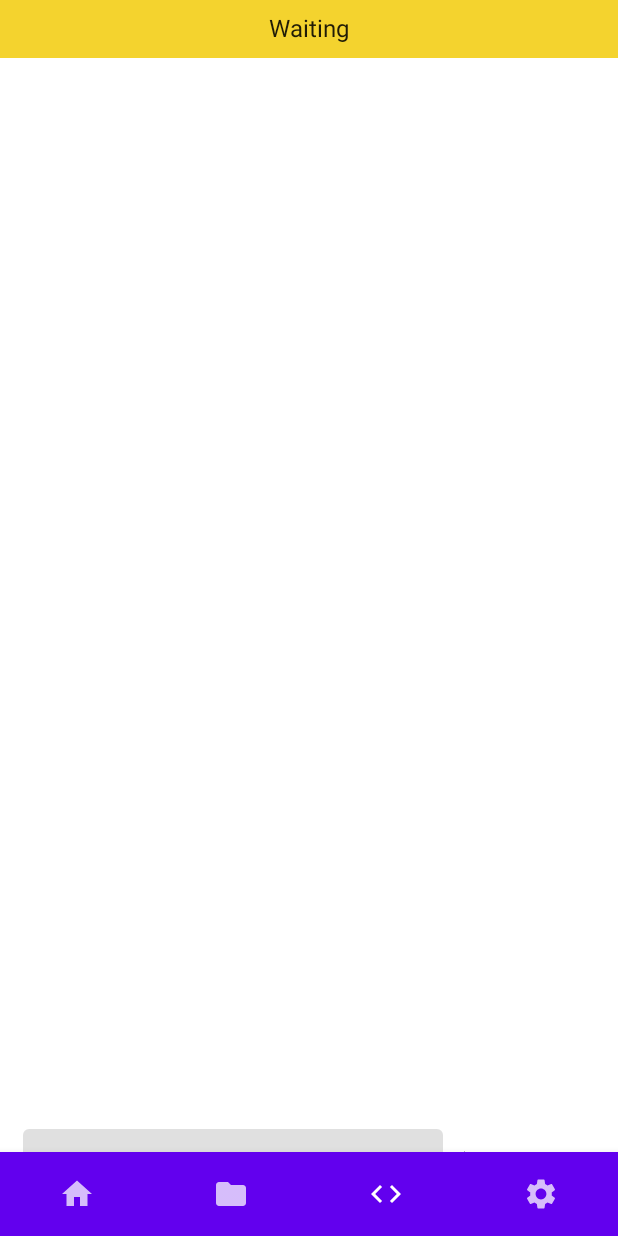
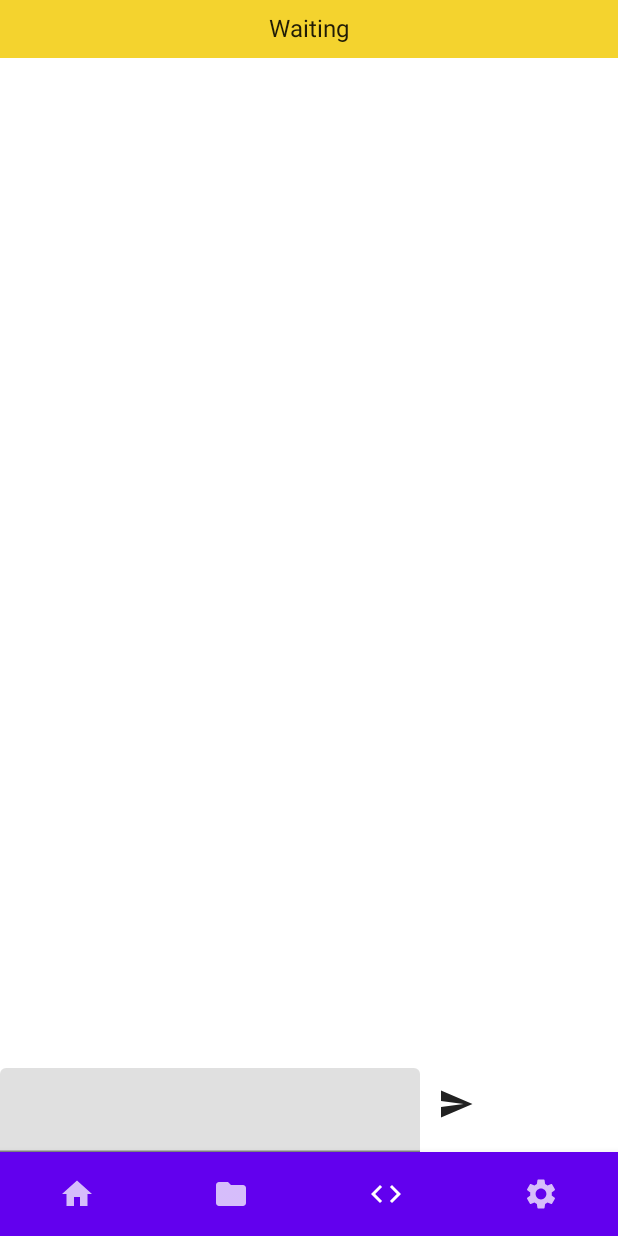
Before and after one commit to jacobtread/DuckCentral, an Android app built with Jetpack Compose: the composable Pages shown on its own in the app's theme, item 3 of the bottom bar chosen, on a phone screen of 412 x 824 dp. Run offline under Robolectric (Android 15) with nearby library versions, the phone set to English and light mode, and no system bars.

Commit message:
Fixed layout

```diff
--- a/app/src/main/java/com/jacobtread/duck/MainActivity.kt
+++ b/app/src/main/java/com/jacobtread/duck/MainActivity.kt
@@ -20,7 +20,9 @@ import androidx.navigation.compose.NavHost
 import androidx.navigation.compose.composable
 import androidx.navigation.compose.currentBackStackEntryAsState
 import androidx.navigation.compose.rememberNavController
-import com.jacobtread.duck.api.*
+import com.jacobtread.duck.api.DuckController
+import com.jacobtread.duck.api.ResponseConsumer
+import com.jacobtread.duck.api.SettingsMessage
 import com.jacobtread.duck.screens.FilesPage
 import com.jacobtread.duck.screens.HomePage
 import com.jacobtread.duck.screens.SettingsPage
@@ -127,11 +129,12 @@ fun Pages(navController: NavHostController) {
     }
     Scaffold(
         topBar = {
-            Box(
+            Row(
                 modifier = Modifier.fillMaxWidth()
                     .background(pageState.color)
                     .padding(10.dp),
-                contentAlignment = Alignment.Center
+                horizontalArrangement = Arrangement.Center,
+                verticalAlignment = Alignment.CenterVertically
             ) {
                 Text(pageState.text)
             }
@@ -156,14 +159,15 @@ fun Pages(navController: NavHostController) {
                     )
                 }
             }
-        }
-    ) {
-        NavHost(navController, startDestination = HomePage.route, modifier = Modifier.padding(15.dp)) {
-            pages.forEach { page ->
-                composable(page.route) {
-                    page.Root(navController, Modifier.fillMaxSize())
+        },
+        content = {
+            NavHost(navController, startDestination = HomePage.route, modifier = Modifier.fillMaxSize().padding(it)) {
+                pages.forEach { page ->
+                    composable(page.route) {
+                        page.Root(navController, Modifier.fillMaxSize())
+                    }
                 }
             }
         }
-    }
+    )
 }
--- a/app/src/main/java/com/jacobtread/duck/screens/TerminalPage.kt
+++ b/app/src/main/java/com/jacobtread/duck/screens/TerminalPage.kt
@@ -1,6 +1,5 @@
 package com.jacobtread.duck.screens
 
-import androidx.compose.foundation.layout.Box
 import androidx.compose.foundation.layout.Column
 import androidx.compose.foundation.layout.Row
 import androidx.compose.foundation.layout.fillMaxSize
@@ -53,10 +52,9 @@ object TerminalPage : Page("terminal", Icons.Filled.Code, "Terminal") {
         scrollState: LazyListState,
         modifier: Modifier = Modifier,
     ) {
-        Box(modifier = modifier) {
         LazyColumn(
             state = scrollState,
-                modifier = Modifier.fillMaxSize()
+            modifier = modifier
         ) {
             for (index in lines.indices) {
                 item {
@@ -66,8 +64,6 @@ object TerminalPage : Page("terminal", Icons.Filled.Code, "Terminal") {
             }
         }
     }
-    }
-
 
     @Composable
     override fun Root(navController: NavHostController, modifier: Modifier) {
@@ -89,6 +85,7 @@ object TerminalPage : Page("terminal", Icons.Filled.Code, "Terminal") {
                 lines,
                 scrollState,
                 Modifier.weight(1f)
+                    .fillMaxSize()
             )
             UserInput()
         }
```
Lines whose indentation alone changed are shown as unchanged.
